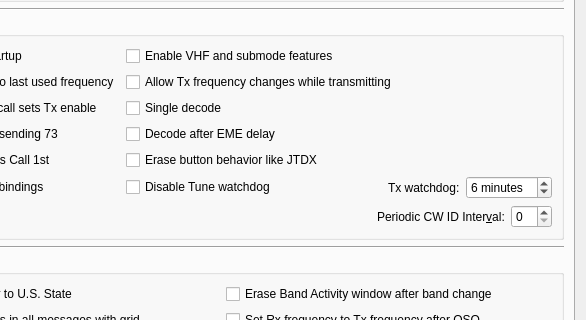
This is Configuration_Alerts_PLUS.ui in uaro-radio/wsjtx as Qt 5 draws it before an edit; both pictures show x 141 to 727 and y 341 to 661 of the 727 by 761 pixel window. The edited form follows.
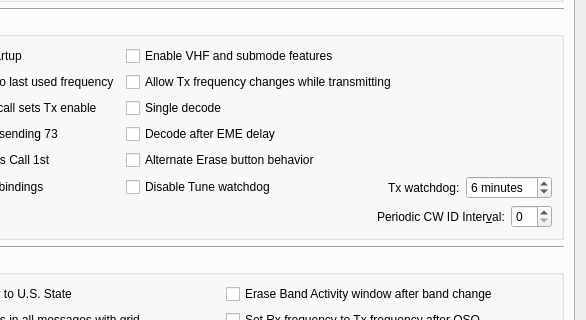
This is the edited form. Custom widgets are drawn as their Qt base class.

Commit message: Rename "Erase button behavior like JTDX" to "Alternate Erase button behavior".

```diff
--- a/Configuration_Alerts_PLUS.ui
+++ b/Configuration_Alerts_PLUS.ui
@@ -516,7 +516,7 @@
           <item row="4" column="1">
            <widget class="QCheckBox" name="erase_like_JTDX_check_box">
             <property name="text">
-             <string>Erase button behavior like JTDX</string>
+             <string>Alternate Erase button behavior</string>
             </property>
            </widget>
           </item>
```
Left out of the diff: 6 changed lines with no effect on the pictures. The commit also changes 2 other files.
